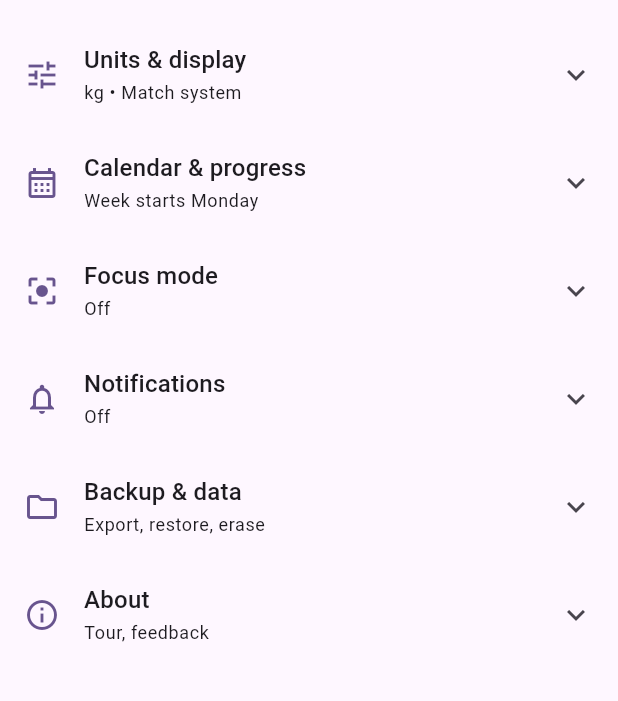
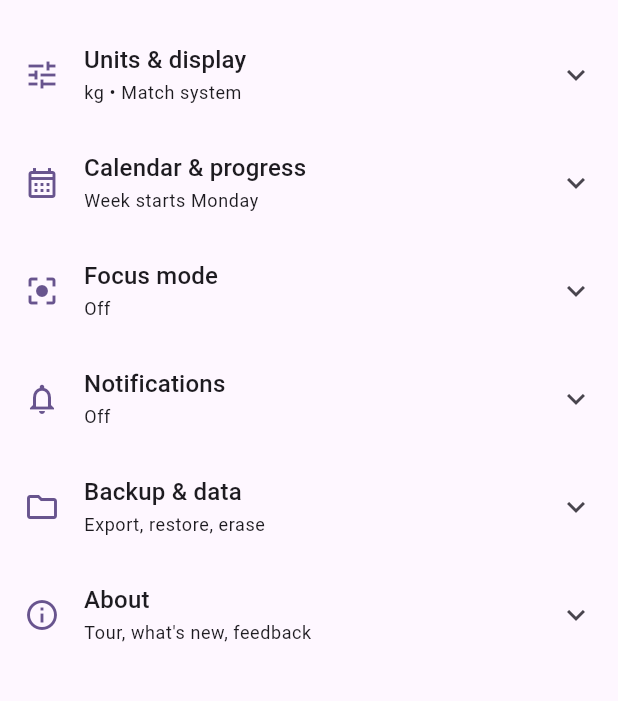
Before and after one commit to erikeppinger/glossarium_athleticum, a Flutter app: the SettingsScreen screen opened directly, on a phone screen of 412 x 824 dp, the part 63-764 px from its top. Run offline on Flutter 3.47's test engine with Material 3 defaults, Android fonts, the phone set to English and light mode, and no system bars; our stand-ins replace csv, drift, drift_flutter, file_picker, fl_chart, flutter_local_notifications and 7 more; missing offline and left inert: cryptography, receive_sharing_intent; accounts and stored records are empty; generated files the repository leaves out were written again.

Commit message:
Add gym-equipment exercises and a What's new feature for existing users
Nine new exercises (EX039-EX047) cover eight equipment tags a typical
commercial gym has (cable machine, leg press, lat pulldown, Smith
machine, leg extension/curl, chest press, wrist wrench) - the seed
database was strongman-skewed, so the equipment picker never showed
these to users. Also fixes an unquoted-comma CSV bug in four of the
new rows' description fields caught before shipping.

Adds a "What's new" sheet for existing installs, gated on
AppPreferences.lastSeenWhatsNewRevision vs. a hand-maintained
currentWhatsNewRevision counter - distinct from the first-launch-only
onboarding tour.

Co-Authored-By: Claude Sonnet 5 <noreply@anthropic.com>

```diff
--- /dev/null
+++ b/lib/features/onboarding/whats_new_content.dart
@@ -0,0 +1,85 @@
+import 'package:flutter/material.dart';
+
+/// Bump this whenever [whatsNewItems] gains a new entry worth surfacing to
+/// existing users - see `AppPreferences.lastSeenWhatsNewRevision`'s own doc
+/// comment for how the comparison works. Not tied to `pubspec.yaml`'s own
+/// version/build number - this project ships informally (Dropbox builds,
+/// not app-store releases with a disciplined version bump per release), so
+/// a separate, hand-maintained counter is the honest thing to gate on
+/// rather than pretending a version number means something it doesn't here.
+const currentWhatsNewRevision = 1;
+
+class WhatsNewItem {
+  final IconData icon;
+  final String title;
+  final String body;
+
+  const WhatsNewItem({
+    required this.icon,
+    required this.title,
+    required this.body,
+  });
+}
+
+/// Kept as a flat, ever-growing list rather than "one list per revision" -
+/// a device that's been away for several revisions should see everything
+/// it missed in one go, not just the latest bump. Add new items to the end;
+/// never remove or reorder existing ones, since older entries are still
+/// exactly what a returning device needs to see.
+const whatsNewItems = [
+  WhatsNewItem(
+    icon: Icons.today,
+    title: 'A Today tab',
+    body:
+        "The app now opens on a Today dashboard - your next scheduled "
+        "session, this week's summary, and quick actions like Random "
+        "workout and Log activity, all in one place.",
+  ),
+  WhatsNewItem(
+    icon: Icons.calculate_outlined,
+    title: 'Plate calculator',
+    body:
+        'Figure out which plates to load for a target weight - available '
+        'from the Exercise Library toolbar. Tell it which plates you '
+        'actually have in Settings if your gym is missing a size.',
+  ),
+  WhatsNewItem(
+    icon: Icons.percent,
+    title: 'Estimated 1RM and percentage prescriptions',
+    body:
+        'History now shows an estimated one-rep max per exercise. Plans can '
+        'prescribe a percentage (like "70%") instead of a flat weight, and '
+        'execution mode resolves it against your own numbers automatically.',
+  ),
+  WhatsNewItem(
+    icon: Icons.repeat,
+    title: 'Supersets and circuits',
+    body:
+        'Group exercises in a plan to train them back-to-back, round by '
+        'round, with one shared rest after each round - build a plan\'s '
+        'session or edit an existing one to set this up.',
+  ),
+  WhatsNewItem(
+    icon: Icons.shuffle,
+    title: 'Random workout generator',
+    body:
+        "No plan for today? Generate one on the spot - pick how many "
+        "warm-up, legs, upper-body, and core exercises you want, optionally "
+        "limited to equipment you actually have.",
+  ),
+  WhatsNewItem(
+    icon: Icons.visibility_off_outlined,
+    title: 'Focus mode',
+    body:
+        "An opt-in switch (Settings > Focus mode) for anyone who'd rather "
+        "just train without seeing progress charts, PRs, or streaks. "
+        "Nothing is deleted - it's just not shown while this is on.",
+  ),
+  WhatsNewItem(
+    icon: Icons.desktop_windows_outlined,
+    title: 'A Windows desktop app',
+    body:
+        'Training App now runs on Windows too, with the same rest timer, '
+        'notifications, and data as the phone app.',
+  ),
+];
--- a/lib/features/settings/settings_screen.dart
+++ b/lib/features/settings/settings_screen.dart
@@ -18,6 +18,7 @@ import '../exercise_library/exercise_library_providers.dart';
 import '../../logic/muscle_group_colors.dart';
 import '../notifications/reminder_coordinator.dart';
 import '../onboarding/onboarding_screen.dart';
+import '../onboarding/whats_new_screen.dart';
 import '../../l10n/app_localizations.dart';
 import 'app_preferences.dart';
 import 'color_palette_screen.dart';
@@ -333,7 +334,7 @@ class SettingsScreen extends ConsumerWidget {
           _Section(
             title: 'About',
             icon: Icons.info_outline,
-            summary: 'Tour, feedback',
+            summary: "Tour, what's new, feedback",
             children: [
           ListTile(
             leading: const Icon(Icons.explore_outlined),
@@ -343,6 +344,17 @@ class SettingsScreen extends ConsumerWidget {
               MaterialPageRoute(
                 fullscreenDialog: true,
                 builder: (context) => const OnboardingScreen(),
+              ),
+            ),
+          ),
+          ListTile(
+            leading: const Icon(Icons.new_releases_outlined),
+            title: const Text("What's new"),
+            subtitle: const Text('Recently added features.'),
+            onTap: () => Navigator.of(context).push(
+              MaterialPageRoute(
+                fullscreenDialog: true,
+                builder: (context) => const WhatsNewScreen(),
               ),
             ),
           ),
```
Also changed, not shown: assets/seed-data/strongman_exercise_database.csv (+9 -0 lines), lib/features/onboarding/onboarding_screen.dart (+8 -1 lines), lib/features/onboarding/whats_new_screen.dart (added, +92 -0 lines), lib/features/settings/app_preferences.dart (+25 -0 lines), lib/home_screen.dart (+17 -1 lines), seed-data/strongman_exercise_database.csv (+9 -0 lines), 2 other files.
